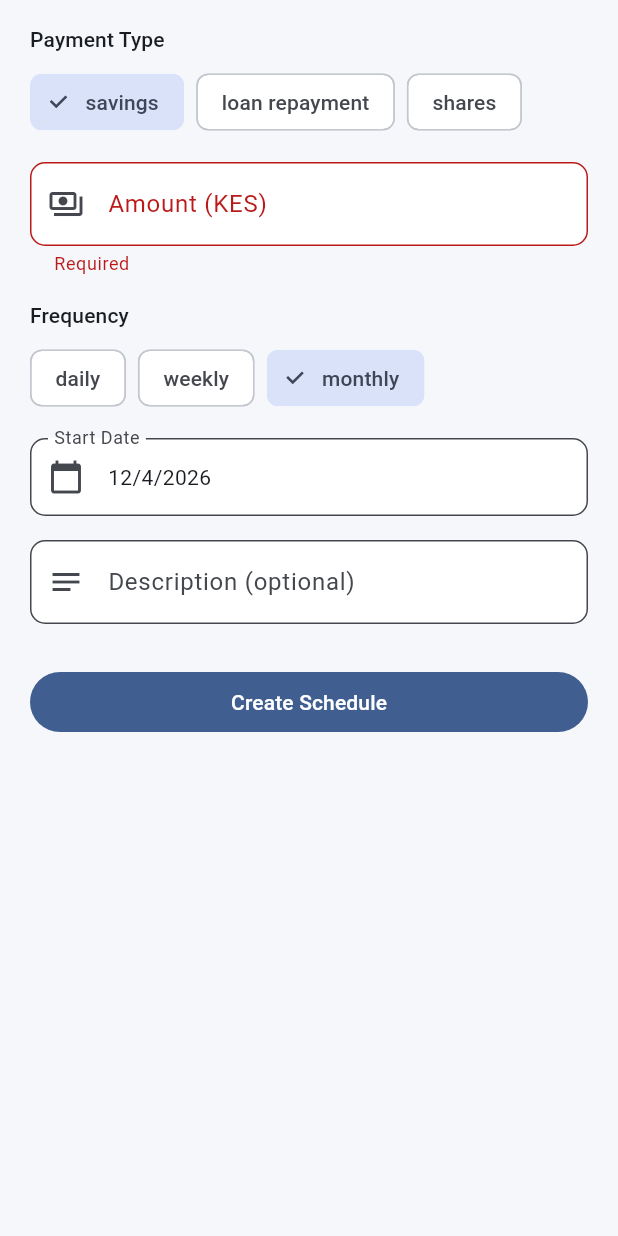
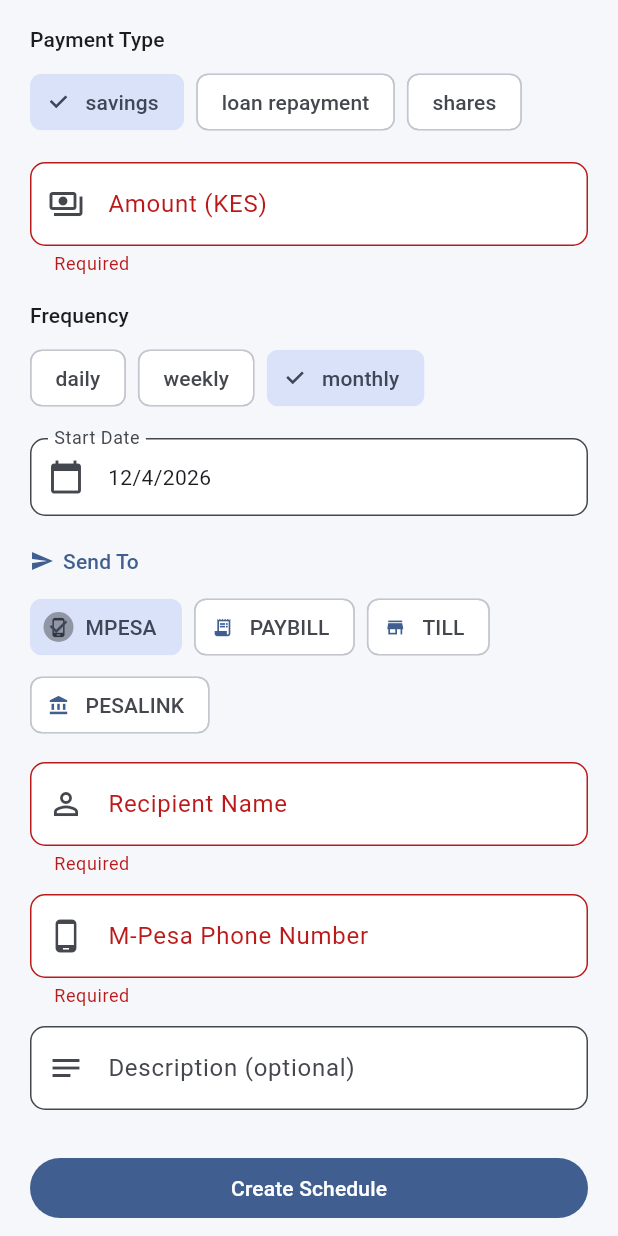
Before and after one commit to M-oses340/omwa-sacco, a Flutter app: the _NewScheduleForm widget shown alone on an empty page, opened directly with empty values, after a tap on "Create Schedule", on a phone screen of 412 x 824 dp. Run offline on Flutter 3.47's test engine with Material 3 defaults, Android fonts, the light colour scheme and no system bars; our stand-ins replace connectivity_plus, device_info_plus, flutter_bloc, flutter_secure_storage, local_auth, pinput and 2 more; accounts and stored records are empty; network calls fail; statements that could not run were skipped.

Commit message:
feat: ratiba destination — route payments to M-Pesa, PayBill, Till, or PesaLink
- Add destination_type/account/name/ref columns to scheduled_payments
- Edge function routes to correct IntaSend provider per destination type
- Flutter form captures destination with dynamic fields per type
- Schedule card shows recipient name and destination type

```diff
--- a/app/lib/features/ratiba/bloc/ratiba_bloc.dart
+++ b/app/lib/features/ratiba/bloc/ratiba_bloc.dart
@@ -54,6 +54,10 @@
                 ? event.description
                 : '${event.paymentType} - ${event.frequency}',
             'status': 'active',
+            'destination_type': event.destinationType,
+            'destination_account': event.destinationAccount,
+            'destination_name': event.destinationName,
+            'destination_ref': event.destinationRef,
           }));
       final schedules = await _fetchSchedules(event.memberId);
       emit(RatibaActionSuccess(message: 'Schedule created successfully', schedules: schedules));
--- a/app/lib/features/ratiba/bloc/ratiba_event.dart
+++ b/app/lib/features/ratiba/bloc/ratiba_event.dart
@@ -14,6 +14,10 @@
   final String frequency;
   final DateTime startDate;
   final String description;
+  final String destinationType;
+  final String destinationAccount;
+  final String destinationName;
+  final String destinationRef;
   RatibaScheduleCreated({
     required this.memberId,
     required this.paymentType,
@@ -21,6 +25,10 @@
     required this.frequency,
     required this.startDate,
     required this.description,
+    required this.destinationType,
+    required this.destinationAccount,
+    required this.destinationName,
+    required this.destinationRef,
   });
 }
 
--- a/app/lib/features/ratiba/screens/ratiba_screen.dart
+++ b/app/lib/features/ratiba/screens/ratiba_screen.dart
@@ -185,6 +185,11 @@
                       'KES ${amount.toStringAsFixed(2)} · ${s['frequency'] ?? ''}',
                       style: TextStyle(fontSize: 12, color: cs.onSurface.withValues(alpha: 0.6)),
                     ),
+                    if (s['destination_name'] != null && (s['destination_name'] as String).isNotEmpty)
+                      Text(
+                        '→ ${s['destination_name']} (${s['destination_type']?.toString().toUpperCase() ?? ''})',
+                        style: TextStyle(fontSize: 11, color: cs.onSurface.withValues(alpha: 0.5)),
+                      ),
                     if (nextRun != null && !isCancelled)
                       Text(
                         'Next: ${nextRun.day}/${nextRun.month}/${nextRun.year}',
@@ -240,17 +245,39 @@
   final _formKey = GlobalKey<FormState>();
   final _amountCtrl = TextEditingController();
   final _descCtrl = TextEditingController();
+  final _destAccountCtrl = TextEditingController();
+  final _destNameCtrl = TextEditingController();
+  final _destRefCtrl = TextEditingController();
+
   String _paymentType = 'savings';
   String _frequency = 'monthly';
+  String _destType = 'mpesa';
   DateTime _startDate = DateTime.now().add(const Duration(days: 1));
 
   static const _paymentTypes = ['savings', 'loan_repayment', 'shares'];
   static const _frequencies = ['daily', 'weekly', 'monthly'];
+  static const _destTypes = ['mpesa', 'paybill', 'till', 'pesalink'];
+
+  static const _destLabels = {
+    'mpesa':    'M-Pesa Phone Number',
+    'paybill':  'Business Number',
+    'till':     'Till Number',
+    'pesalink': 'Bank Account Number',
+  };
+  static const _destIcons = {
+    'mpesa':    Icons.phone_android,
+    'paybill':  Icons.receipt_long,
+    'till':     Icons.store,
+    'pesalink': Icons.account_balance,
+  };
 
   @override
   void dispose() {
     _amountCtrl.dispose();
     _descCtrl.dispose();
+    _destAccountCtrl.dispose();
+    _destNameCtrl.dispose();
+    _destRefCtrl.dispose();
     super.dispose();
   }
 
@@ -267,17 +294,22 @@
   void _submit(BuildContext ctx) {
     if (!_formKey.currentState!.validate()) return;
     ctx.read<RatibaBloc>().add(RatibaScheduleCreated(
-      memberId: widget.member['id'],
-      paymentType: _paymentType,
-      amount: double.parse(_amountCtrl.text.trim()),
-      frequency: _frequency,
-      startDate: _startDate,
-      description: _descCtrl.text.trim(),
+      memberId:           widget.member['id'],
+      paymentType:        _paymentType,
+      amount:             double.parse(_amountCtrl.text.trim()),
+      frequency:          _frequency,
+      startDate:          _startDate,
+      description:        _descCtrl.text.trim(),
+      destinationType:    _destType,
+      destinationAccount: _destAccountCtrl.text.trim(),
+      destinationName:    _destNameCtrl.text.trim(),
+      destinationRef:     _destRefCtrl.text.trim(),
     ));
   }
 
   @override
   Widget build(BuildContext context) {
+    final cs = Theme.of(context).colorScheme;
     return BlocBuilder<RatibaBloc, RatibaState>(
       builder: (ctx, state) => SingleChildScrollView(
         padding: EdgeInsets.fromLTRB(20, 16, 20, MediaQuery.of(context).viewInsets.bottom + 32),
@@ -286,17 +318,17 @@
           child: Column(
             crossAxisAlignment: CrossAxisAlignment.start,
             children: [
+              // Payment type
               Text('Payment Type', style: Theme.of(context).textTheme.labelLarge),
               const SizedBox(height: 8),
-              Wrap(
-                spacing: 8,
-                children: _paymentTypes.map((t) => ChoiceChip(
+              Wrap(spacing: 8, children: _paymentTypes.map((t) => ChoiceChip(
                 label: Text(t.replaceAll('_', ' ')),
                 selected: _paymentType == t,
                 onSelected: (_) => setState(() => _paymentType = t),
-                )).toList(),
-              ),
+              )).toList()),
               const SizedBox(height: 16),
+
+              // Amount
               TextFormField(
                 controller: _amountCtrl,
                 keyboardType: const TextInputType.numberWithOptions(decimal: true),
@@ -310,17 +342,18 @@
                 },
               ),
               const SizedBox(height: 16),
+
+              // Frequency
               Text('Frequency', style: Theme.of(context).textTheme.labelLarge),
               const SizedBox(height: 8),
-              Wrap(
-                spacing: 8,
-                children: _frequencies.map((f) => ChoiceChip(
+              Wrap(spacing: 8, children: _frequencies.map((f) => ChoiceChip(
                 label: Text(f),
                 selected: _frequency == f,
                 onSelected: (_) => setState(() => _frequency = f),
-                )).toList(),
-              ),
+              )).toList()),
               const SizedBox(height: 16),
+
+              // Start date
               InkWell(
                 onTap: _pickDate,
                 borderRadius: BorderRadius.circular(8),
@@ -329,12 +362,76 @@
                   child: Text('${_startDate.day}/${_startDate.month}/${_startDate.year}'),
                 ),
               ),
-              const SizedBox(height: 16),
+              const SizedBox(height: 20),
+
+              // Destination section
+              Row(children: [
+                Icon(Icons.send, size: 16, color: cs.primary),
+                const SizedBox(width: 6),
+                Text('Send To', style: Theme.of(context).textTheme.labelLarge?.copyWith(color: cs.primary)),
+              ]),
+              const SizedBox(height: 10),
+
+              // Destination type
+              Wrap(spacing: 8, runSpacing: 4, children: _destTypes.map((d) => ChoiceChip(
+                avatar: Icon(_destIcons[d], size: 14),
+                label: Text(d.toUpperCase()),
+                selected: _destType == d,
+                onSelected: (_) => setState(() {
+                  _destType = d;
+                  _destAccountCtrl.clear();
+                  _destRefCtrl.clear();
+                }),
+              )).toList()),
+              const SizedBox(height: 14),
+
+              // Recipient name
+              TextFormField(
+                controller: _destNameCtrl,
+                decoration: const InputDecoration(
+                  labelText: 'Recipient Name',
+                  prefixIcon: Icon(Icons.person_outline),
+                ),
+                validator: (v) => (v == null || v.trim().isEmpty) ? 'Required' : null,
+              ),
+              const SizedBox(height: 12),
+
+              // Account number / phone / till / business
+              TextFormField(
+                controller: _destAccountCtrl,
+                keyboardType: TextInputType.number,
+                inputFormatters: [FilteringTextInputFormatter.digitsOnly],
+                decoration: InputDecoration(
+                  labelText: _destLabels[_destType] ?? 'Account',
+                  prefixIcon: Icon(_destIcons[_destType] ?? Icons.account_circle),
+                ),
+                validator: (v) => (v == null || v.trim().isEmpty) ? 'Required' : null,
+              ),
+
+              // Account reference — only for paybill and pesalink
+              if (_destType == 'paybill' || _destType == 'pesalink') ...[
+                const SizedBox(height: 12),
+                TextFormField(
+                  controller: _destRefCtrl,
+                  decoration: InputDecoration(
+                    labelText: _destType == 'paybill' ? 'Account Reference (e.g. meter no.)' : 'Bank Code',
+                    prefixIcon: const Icon(Icons.tag),
+                  ),
+                  validator: (v) => (v == null || v.trim().isEmpty) ? 'Required' : null,
+                ),
+              ],
+              const SizedBox(height: 12),
+
+              // Description
               TextFormField(
                 controller: _descCtrl,
-                decoration: const InputDecoration(labelText: 'Description (optional)', prefixIcon: Icon(Icons.notes)),
+                decoration: const InputDecoration(
+                  labelText: 'Description (optional)',
+                  prefixIcon: Icon(Icons.notes),
+                ),
               ),
               const SizedBox(height: 28),
+
               SizedBox(
                 width: double.infinity,
                 child: FilledButton(
```
Also changed, not shown: 2 other files. Lines whose indentation alone changed are shown as unchanged.
